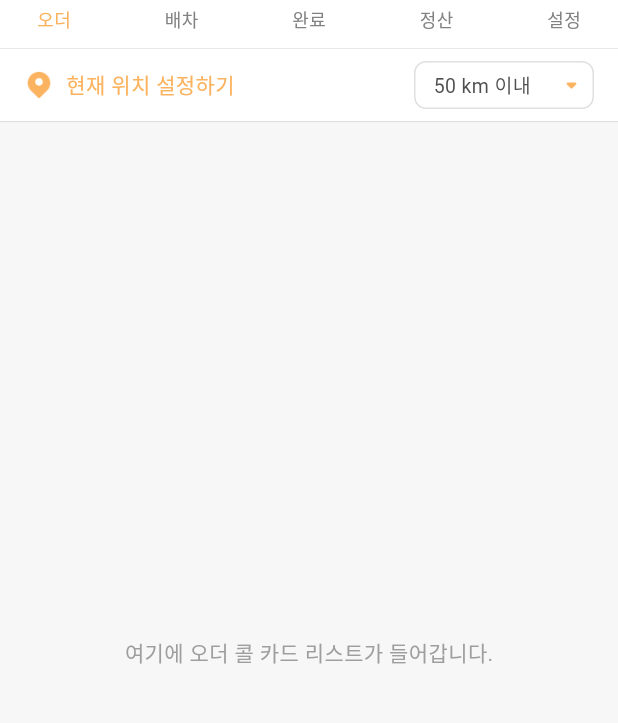
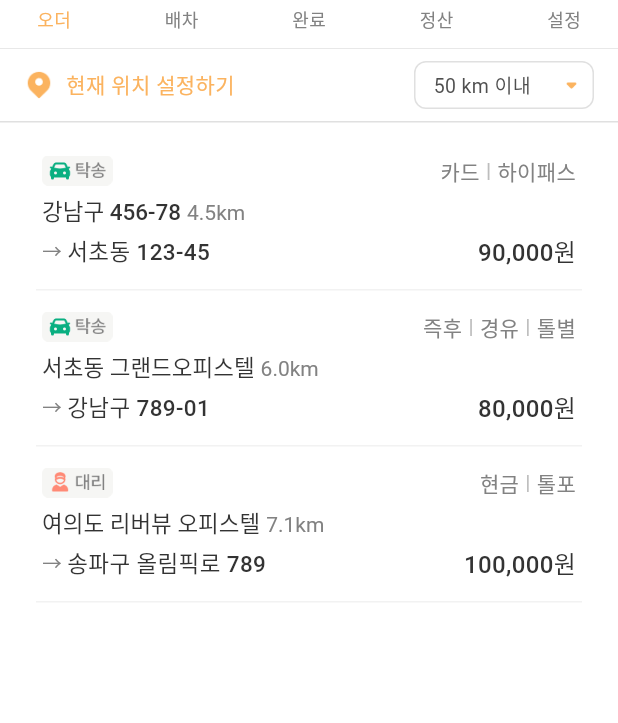
Before and after one commit to rlaaudgjs2/consignment, a Flutter app: the screen it shows after launch, on a phone screen of 412 x 824 dp, the part 53-776 px from its top. Run offline on Flutter 3.47's test engine with Material 3 defaults, Android fonts, the light colour scheme and no system bars.

Commit message:
[#3] feat: 오더 콜카드 리스트 UI 추가

```diff
--- a/lib/core/config/assets.dart
+++ b/lib/core/config/assets.dart
@@ -31,4 +31,9 @@ class AppIcons {
       'assets/icons/common/ic_arrow_down.png';
   static const String arrowUp =
       'assets/icons/common/ic_arrow_up.png';
+
+  static const String orderTagTaksong =
+      'assets/icons/order/tag_taksong.png';
+  static const String orderTagDaeri =
+      'assets/icons/order/tag_daeri.png';
 }
--- a/lib/features/order/presentation/pages/order_page.dart
+++ b/lib/features/order/presentation/pages/order_page.dart
@@ -1,5 +1,7 @@
 import 'package:flutter/material.dart';
 import 'package:consignment/features/order/presentation/widgets/order_filter_bar.dart';
+import 'package:consignment/features/order/presentation/widgets/order_call_card.dart';
+import 'package:consignment/core/config/assets.dart';
 
 class OrderPage extends StatefulWidget {
   const OrderPage({super.key});
@@ -20,6 +22,37 @@ class _OrderPageState extends State<OrderPage> {
   OverlayEntry? _distanceOverlayEntry;
 
   String get _distanceLabel => '$_selectedDistance km 이내';
+
+  // 더미 콜 데이터
+  final List<OrderCallDummy> _calls = [
+    OrderCallDummy(
+      typeLabel: '탁송',
+      typeChipAsset: AppIcons.orderTagTaksong,
+      startAddress: '강남구 456-78',
+      endAddress: '서초동 123-45',
+      distanceKm: 4.5,
+      tags: ['카드', '하이패스'],
+      price: 90000,
+    ),
+    OrderCallDummy(
+      typeLabel: '탁송',
+      typeChipAsset: AppIcons.orderTagTaksong,
+      startAddress: '서초동 그랜드오피스텔',
+      endAddress: '강남구 789-01',
+      distanceKm: 6.0,
+      tags: ['즉후', '경유', '톨별'],
+      price: 80000,
+    ),
+    OrderCallDummy(
+      typeLabel: '대리',
+      typeChipAsset: AppIcons.orderTagDaeri,
+      startAddress: '여의도 리버뷰 오피스텔',
+      endAddress: '송파구 올림픽로 789',
+      distanceKm: 7.1,
+      tags: ['현금', '톨포'],
+      price: 100000,
+    ),
+  ];
 
   void _onTapLocation() {
     // TODO: 현재 위치 설정 BottomSheet / 권한 요청 등으로 연결
@@ -153,17 +186,46 @@ class _OrderPageState extends State<OrderPage> {
         ),
         const Divider(height: 1, color: Color(0xFFE0E0E0)),
         Expanded(
-          child: Container(
-            color: const Color(0xFFF7F7F7),
-            child: const Center(
-              child: Text(
-                '여기에 오더 콜 카드 리스트가 들어갑니다.',
-                style: TextStyle(color: Colors.grey),
-              ),
-            ),
+          child: ListView.separated(
+            padding: const EdgeInsets.only(top: 8, bottom: 16),
+            itemCount: _calls.length,
+            separatorBuilder: (_, __) => const SizedBox(height: 0),
+            itemBuilder: (context, index) {
+              final call = _calls[index];
+              return OrderCallCard(
+                typeLabel: call.typeLabel,
+                typeChipAsset: call.typeChipAsset,
+                startAddress: call.startAddress,
+                endAddress: call.endAddress,
+                distanceKm: call.distanceKm,
+                tags: call.tags,
+                price: call.price,
+              );
+            },
           ),
         ),
       ],
     );
   }
 }
+
+/// 나중에 domain/entities 쪽으로 이동할 예정인 임시 모델
+class OrderCallDummy {
+  final String typeLabel;
+  final String typeChipAsset;
+  final String startAddress;
+  final String endAddress;
+  final double distanceKm;
+  final List<String> tags;
+  final int price;
+
+  OrderCallDummy({
+    required this.typeLabel,
+    required this.typeChipAsset,
+    required this.startAddress,
+    required this.endAddress,
+    required this.distanceKm,
+    required this.tags,
+    required this.price,
+  });
+}
--- /dev/null
+++ b/lib/features/order/presentation/widgets/order_call_card.dart
@@ -0,0 +1,215 @@
+import 'package:flutter/material.dart';
+import 'package:consignment/core/config/assets.dart';
+
+/// 오더 탭에서 사용하는 콜 카드 하나를 그리는 위젯.
+/// 피그마 기준 레이아웃을 따르되, 높이는 고정하지 않고 내용에 따라 늘어나게 함.
+class OrderCallCard extends StatelessWidget {
+  final String typeLabel; // "탁송" / "대리"
+  final String typeChipAsset; // 탁송/대리 칩 아이콘 png
+  final String startAddress; // 출발지
+  final String endAddress; // 도착지
+  final double distanceKm; // 출발지까지 거리 (예: 4.5)
+  final List<String> tags; // 상단 오른쪽 태그들 ("카드", "하이패스", "경유", ...)
+  final int price; // 금액 (원)
+
+  const OrderCallCard({
+    super.key,
+    required this.typeLabel,
+    required this.typeChipAsset,
+    required this.startAddress,
+    required this.endAddress,
+    required this.distanceKm,
+    required this.tags,
+    required this.price,
+  });
+
+  @override
+  Widget build(BuildContext context) {
+    return Column(
+      children: [
+        // 콜 카드 본체
+        Container(
+          margin: const EdgeInsets.symmetric(horizontal: 16, vertical: 4),
+          child: Material(
+            color: Colors.white,
+            borderRadius: BorderRadius.circular(4),
+            elevation: 0,
+            child: Padding(
+              padding: const EdgeInsets.symmetric(horizontal: 12, vertical: 10),
+              child: Column(
+                crossAxisAlignment: CrossAxisAlignment.start,
+                children: [
+                  // 1줄: [칩]        | [태그들]
+                  Row(
+                    crossAxisAlignment: CrossAxisAlignment.center,
+                    children: [
+                      // 왼쪽: 탁송/대리 칩
+                      Row(
+                        mainAxisSize: MainAxisSize.min,
+                        children: [
+                          Image.asset(
+                            typeChipAsset,
+                            height: 20,
+                          ),
+                        ],
+                      ),
+                      const Spacer(),
+                      _TagsRow(tags: tags),
+                    ],
+                  ),
+
+                  const SizedBox(height: 6),
+
+                  // 2줄: 출발지 + 거리
+                  Row(
+                    crossAxisAlignment: CrossAxisAlignment.center,
+                    children: [
+                      Expanded(
+                        child: RichText(
+                          text: TextSpan(
+                            children: [
+                              TextSpan(
+                                text: startAddress,
+                                style: const TextStyle(
+                                  fontSize: 15,
+                                  color: Color(0xFF333333),
+                                  fontWeight: FontWeight.w500,
+                                ),
+                              ),
+                              const WidgetSpan(
+                                child: SizedBox(width: 4),
+                              ),
+                              TextSpan(
+                                text: '${distanceKm.toStringAsFixed(1)}km',
+                                style: const TextStyle(
+                                  fontSize: 14,
+                                  fontWeight: FontWeight.w400,
+                                  color: Color(0xFF828282),
+                                ),
+                              ),
+                            ],
+                          ),
+                          maxLines: 1,
+                          overflow: TextOverflow.ellipsis,
+                        ),
+                      ),
+                    ],
+                  ),
+
+                  const SizedBox(height: 4),
+
+                  // 3줄: 도착지  |  금액
+                  Row(
+                    crossAxisAlignment: CrossAxisAlignment.center,
+                    children: [
+                      // 왼쪽: -> 도착지
+                      Expanded(
+                        child: Row(
+                          children: [
+                            const Text(
+                              '→ ',
+                              style: TextStyle(
+                                fontSize: 13,
+                                color: Color(0xFF828282),
+                              ),
+                            ),
+                            Expanded(
+                              child: Text(
+                                endAddress,
+                                maxLines: 1,
+                                overflow: TextOverflow.ellipsis,
+                                style: const TextStyle(
+                                  fontSize: 15,
+                                  fontWeight: FontWeight.w500,
+                                  color: Color(0xFF333333),
+                                ),
+                              ),
+                            ),
+                          ],
+                        ),
+                      ),
+
+                      // 오른쪽: 금액
+                      Text(
+                        _formatPrice(price),
+                        style: const TextStyle(
+                          fontSize: 16,
+                          fontWeight: FontWeight.w500,
+                          color: Color(0xFF333333),
+                        ),
+                      ),
+                    ],
+                  ),
+                ],
+              ),
+            ),
+          ),
+        ),
+
+        // 카드 아래 구분선 (카드와 같은 width)
+        const Padding(
+          padding: EdgeInsets.symmetric(horizontal: 24),
+          child: Divider(
+            height: 0,
+            thickness: 1,
+            color: Color(0xFFF2F2F2),
+          ),
+        ),
+      ],
+    );
+  }
+
+  static String _formatPrice(int price) {
+    // 간단 포맷: 90000 -> "90,000원"
+    final s = price.toString();
+    final buffer = StringBuffer();
+    for (int i = 0; i < s.length; i++) {
+      final indexFromEnd = s.length - i;
+      buffer.write(s[i]);
+      if (indexFromEnd > 1 && indexFromEnd % 3 == 1) {
+        buffer.write(',');
+      }
+    }
+    return '${buffer.toString()}원';
+  }
+}
+
+/// 상단 오른쪽 태그 영역: "카드 | 하이패스 | 경유" 이런 형태
+class _TagsRow extends StatelessWidget {
+  final List<String> tags;
+
+  const _TagsRow({required this.tags});
+
+  @override
+  Widget build(BuildContext context) {
+    if (tags.isEmpty) {
+      return const SizedBox.shrink();
+    }
+
+    return Row(
+      mainAxisSize: MainAxisSize.min,
+      children: [
+        for (int i = 0; i < tags.length; i++) ...[
+          Text(
+            tags[i],
+            style: const TextStyle(
+              fontSize: 14,
+              color: Color(0xFF828282),
+            ),
+          ),
+          if (i != tags.length - 1)
+            const Padding(
+              padding: EdgeInsets.symmetric(horizontal: 4),
+              child: Text(
+                '|',
+                style: TextStyle(
+                  fontSize: 14,
+                  color: Color(0xFFBDBDBD),
+                ),
+              ),
+            ),
+        ],
+      ],
+    );
+  }
+}
```
Also changed, not shown: assets/icons/order/tag_daeri.png (added), assets/icons/order/tag_taksong.png (added).
